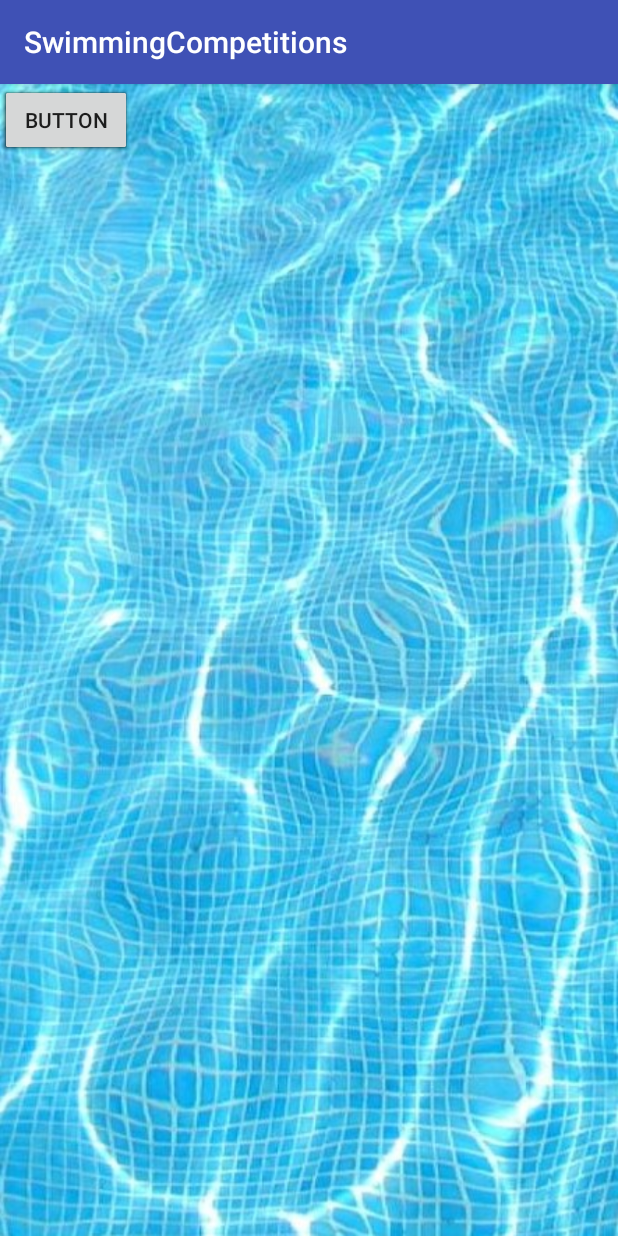
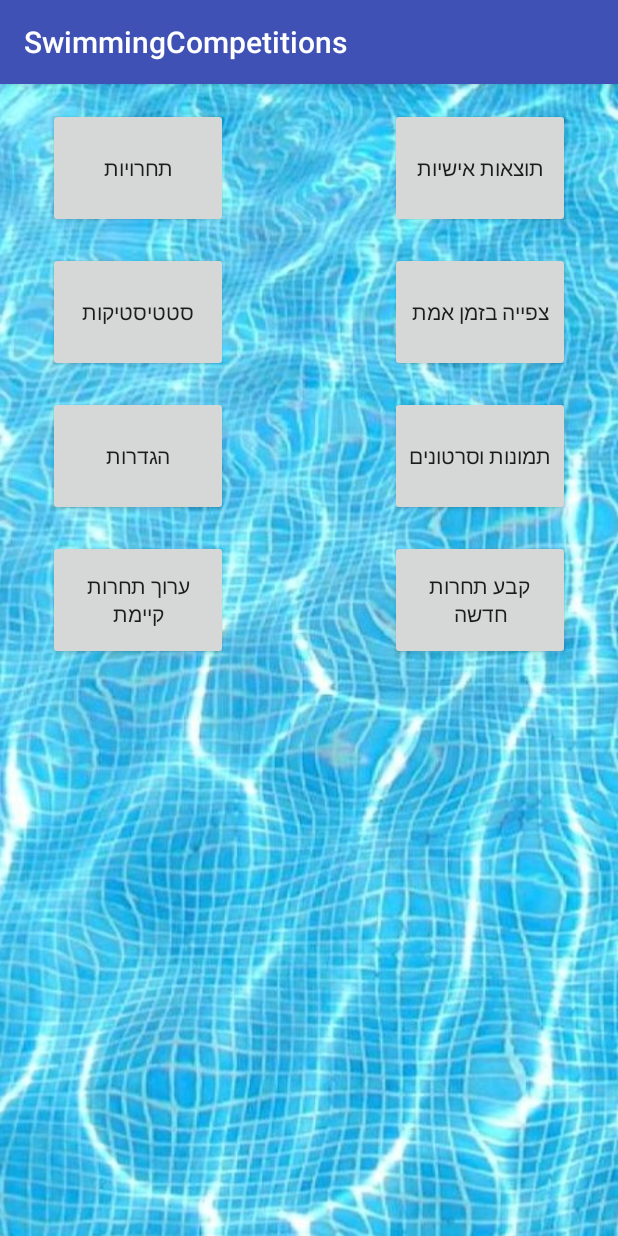
Before and after one commit to amirl1086/SwimmingCompetitions, an Android app: the MainMenuActivity screen opened directly, with no data from a screen before it, on a phone screen of 412 x 824 dp. Run offline under Robolectric (Android 15) with nearby library versions, the phone set to English and light mode, and no system bars; 3 statements that could not run were skipped.

Commit message:
Created coach screens to add and edit competitions

```diff
--- a/android/app/build.gradle
+++ b/android/app/build.gradle
@@ -45,4 +45,6 @@ repositories {
 
 
 
+
+
 apply plugin: 'com.google.gms.google-services'
--- a/android/app/src/main/AndroidManifest.xml
+++ b/android/app/src/main/AndroidManifest.xml
@@ -22,6 +22,8 @@
         <activity android:name=".MainMenuActivity" />
         <activity android:name=".RegisterActivity" />
         <activity android:name=".PreRegisterActivity" />
+        <activity android:name=".CreateNewCompetitionActivity" />
+        <activity android:name=".NewIterationActivity"></activity>
     </application>
 
 </manifest>
--- a/android/app/src/main/java/com/app/swimmingcompetitions/swimmingcompetitions/MainMenuActivity.java
+++ b/android/app/src/main/java/com/app/swimmingcompetitions/swimmingcompetitions/MainMenuActivity.java
@@ -3,6 +3,8 @@ package com.app.swimmingcompetitions.swimmingcompetitions;
 import android.content.Intent;
 import android.support.v7.app.AppCompatActivity;
 import android.os.Bundle;
+import android.view.View;
+import android.widget.Button;
 import android.widget.Toast;
 
 import org.json.JSONException;
@@ -10,27 +12,45 @@ import org.json.JSONObject;
 
 public class MainMenuActivity extends AppCompatActivity {
 
+    /*public Button personalResultsBtn;
+    public Button viewCompetitionsBtn;
+    public Button realTimeBtn;
+    public Button statisticsBtn;
+    public Button imagesAndPicturesBtn;
+    public Button settingsBtn;*/
+
+    public Button setNewCompetitionBtn;
+    public Button editCompetitionBtn;
+
     @Override
     protected void onCreate(Bundle savedInstanceState) {
         super.onCreate(savedInstanceState);
         setContentView(R.layout.activity_main_menu);
 
+        setNewCompetitionBtn = (Button)  findViewById(R.id.set_new_competition_btn);
+        editCompetitionBtn = (Button)  findViewById(R.id.edit_competition_btn);
+
         JSONObject currentUser;
         Intent intent = getIntent();
         try {
             currentUser = new JSONObject(intent.getStringExtra("currentUser"));
-            if(!currentUser.getString("type").equals("coach")) {
-
+            String type = currentUser.getString("type");
+            if(!type.equals("coach")) {
+                setNewCompetitionBtn.setVisibility(View.GONE);
+                editCompetitionBtn.setVisibility(View.GONE);
             }
         }
         catch (JSONException e) {
             showToast("MainMenuActivity onCreate: Error parsing JSONObject");
         }
-
-
     }
 
     public void showToast(String message) {
         Toast.makeText(getApplicationContext(), message, Toast.LENGTH_SHORT).show();
     }
+
+    public void openNewCompetitionActivity(View view) {
+        Intent intent = new Intent(this, CreateNewCompetitionActivity.class);
+        startActivity(intent);
+    }
 }
--- a/android/app/src/main/res/layout/activity_main_menu.xml
+++ b/android/app/src/main/res/layout/activity_main_menu.xml
@@ -8,50 +8,98 @@
     android:background="@drawable/swimming_pool_background">
 
     <Button
-        android:id="@+id/button2"
-        android:layout_width="wrap_content"
-        android:layout_height="wrap_content"
-        android:text="Button"
-        tools:layout_editor_absoluteX="64dp"
-        tools:layout_editor_absoluteY="38dp" />
+        android:id="@+id/personal_results_btn"
+        android:layout_width="120dp"
+        android:layout_height="80dp"
+        android:layout_marginEnd="32dp"
+        android:layout_marginTop="16dp"
+        android:text="@string/menu_personal_results_btn"
+        app:layout_constraintEnd_toEndOf="parent"
+        app:layout_constraintTop_toTopOf="parent"
+        android:layout_marginRight="32dp" />
 
     <Button
-        android:id="@+id/button3"
-        android:layout_width="wrap_content"
-        android:layout_height="wrap_content"
-        android:text="Button"
-        tools:layout_editor_absoluteX="225dp"
-        tools:layout_editor_absoluteY="38dp" />
+        android:id="@+id/competitions_btn"
+        android:layout_width="120dp"
+        android:layout_height="80dp"
+        android:layout_marginStart="32dp"
+        android:layout_marginTop="16dp"
+        android:text="@string/menu_view_competitions_btn"
+        app:layout_constraintEnd_toStartOf="@+id/personal_results_btn"
+        app:layout_constraintHorizontal_bias="0.0"
+        app:layout_constraintStart_toStartOf="parent"
+        app:layout_constraintTop_toTopOf="parent"
+        android:layout_marginLeft="32dp" />
 
     <Button
-        android:id="@+id/button4"
-        android:layout_width="wrap_content"
-        android:layout_height="wrap_content"
-        android:text="Button"
-        tools:layout_editor_absoluteX="64dp"
-        tools:layout_editor_absoluteY="141dp" />
+        android:id="@+id/real_time_btn"
+        android:layout_width="120dp"
+        android:layout_height="80dp"
+        android:layout_marginEnd="32dp"
+        android:layout_marginTop="16dp"
+        android:text="@string/menu_realtime_view_btn"
+        app:layout_constraintEnd_toEndOf="parent"
+        app:layout_constraintTop_toBottomOf="@+id/personal_results_btn"
+        android:layout_marginRight="32dp" />
 
     <Button
-        android:id="@+id/button5"
-        android:layout_width="wrap_content"
-        android:layout_height="wrap_content"
-        android:text="Button"
-        tools:layout_editor_absoluteX="225dp"
-        tools:layout_editor_absoluteY="141dp" />
+        android:id="@+id/statistics_btn"
+        android:layout_width="120dp"
+        android:layout_height="80dp"
+        android:layout_marginStart="32dp"
+        android:layout_marginTop="16dp"
+        android:text="@string/menu_statistics_btn"
+        app:layout_constraintEnd_toStartOf="@+id/real_time_btn"
+        app:layout_constraintHorizontal_bias="0.0"
+        app:layout_constraintStart_toStartOf="parent"
+        app:layout_constraintTop_toBottomOf="@+id/competitions_btn"
+        android:layout_marginLeft="32dp" />
 
     <Button
-        android:id="@+id/button6"
-        android:layout_width="wrap_content"
-        android:layout_height="wrap_content"
-        android:text="Button"
-        tools:layout_editor_absoluteX="64dp"
-        tools:layout_editor_absoluteY="258dp" />
+        android:id="@+id/img_pics_btn"
+        android:layout_width="120dp"
+        android:layout_height="80dp"
+        android:layout_marginEnd="32dp"
+        android:layout_marginTop="16dp"
+        android:text="@string/menu_img_pics_btn"
+        app:layout_constraintEnd_toEndOf="parent"
+        app:layout_constraintTop_toBottomOf="@+id/real_time_btn"
+        android:layout_marginRight="32dp" />
 
     <Button
-        android:id="@+id/button7"
-        android:layout_width="wrap_content"
-        android:layout_height="wrap_content"
-        android:text="Button"
-        tools:layout_editor_absoluteX="225dp"
-        tools:layout_editor_absoluteY="258dp" />
+        android:id="@+id/settings_btn"
+        android:layout_width="120dp"
+        android:layout_height="80dp"
+        android:layout_marginStart="32dp"
+        android:layout_marginTop="16dp"
+        android:text="@string/menu_settings_btn"
+        app:layout_constraintEnd_toStartOf="@+id/img_pics_btn"
+        app:layout_constraintHorizontal_bias="0.0"
+        app:layout_constraintStart_toStartOf="parent"
+        app:layout_constraintTop_toBottomOf="@+id/statistics_btn"
+        android:layout_marginLeft="32dp" />
+
+    <Button
+        android:id="@+id/set_new_competition_btn"
+        android:layout_width="120dp"
+        android:layout_height="80dp"
+        android:layout_marginEnd="32dp"
+        android:layout_marginTop="16dp"
+        android:text="@string/menu_new_competition_btn"
+        app:layout_constraintEnd_toEndOf="parent"
+        app:layout_constraintTop_toBottomOf="@+id/img_pics_btn"
+        android:layout_marginRight="32dp" android:onClick="openNewCompetitionActivity" />
+
+    <Button
+        android:id="@+id/edit_competition_btn"
+        android:layout_width="120dp"
+        android:layout_height="80dp"
+        android:layout_marginStart="32dp"
+        android:layout_marginTop="16dp"
+        android:text="@string/menu_edit_competition_btn"
+        app:layout_constraintEnd_toStartOf="@+id/set_new_competition_btn"
+        app:layout_constraintHorizontal_bias="0.0"
+        app:layout_constraintStart_toStartOf="parent"
+        app:layout_constraintTop_toBottomOf="@+id/settings_btn"
+        android:layout_marginLeft="32dp" />
 </android.support.constraint.ConstraintLayout>
--- a/android/app/src/main/res/values/strings.xml
+++ b/android/app/src/main/res/values/strings.xml
@@ -6,7 +6,6 @@
     <string name="date_label_set">Press the button to set the date</string>
     <string name="date_button_set">Set Date</string>
     <string name="date_view_set">The Date is: </string>
-
 
 
     <string name="app_name">SwimmingCompetitions</string>
@@ -32,4 +31,17 @@
     <string name="register_password_confirmation">אימות סיסמא</string>
     <string name="register_token">מפתח מוצר</string>
     <string name="register_gender">מין</string>
+    <string name="menu_edit_competition_btn">ערוך תחרות קיימת</string>
+    <string name="menu_new_competition_btn">קבע תחרות חדשה</string>
+    <string name="menu_settings_btn">הגדרות</string>
+    <string name="menu_img_pics_btn">תמונות וסרטונים</string>
+    <string name="menu_statistics_btn">סטטיסטיקות</string>
+    <string name="menu_realtime_view_btn">צפייה בזמן אמת</string>
+    <string name="menu_view_competitions_btn">תחרויות</string>
+    <string name="menu_personal_results_btn">תוצאות אישיות</string>
+    <string name="competition_name">שם התחרות</string>
+    <string name="set_date">קבע תאריך</string>
+    <string name="add_iterations">הוסף מקצה</string>
+    <string name="iteration_list">רשימת המקצים</string>
+    <string name="date_of_competition">תאריך התחרות</string>
 </resources>
```
Also changed, not shown: android/app/src/main/java/com/app/swimmingcompetitions/swimmingcompetitions/CreateNewCompetitionActivity.java (added, +55 -0 lines), android/app/src/main/java/com/app/swimmingcompetitions/swimmingcompetitions/NewIterationActivity.java (added, +13 -0 lines), android/app/src/main/res/layout/activity_create_new_competition.xml (added, +98 -0 lines), android/app/src/main/res/layout/activity_new_iteration.xml (added, +9 -0 lines), 3 other files.
